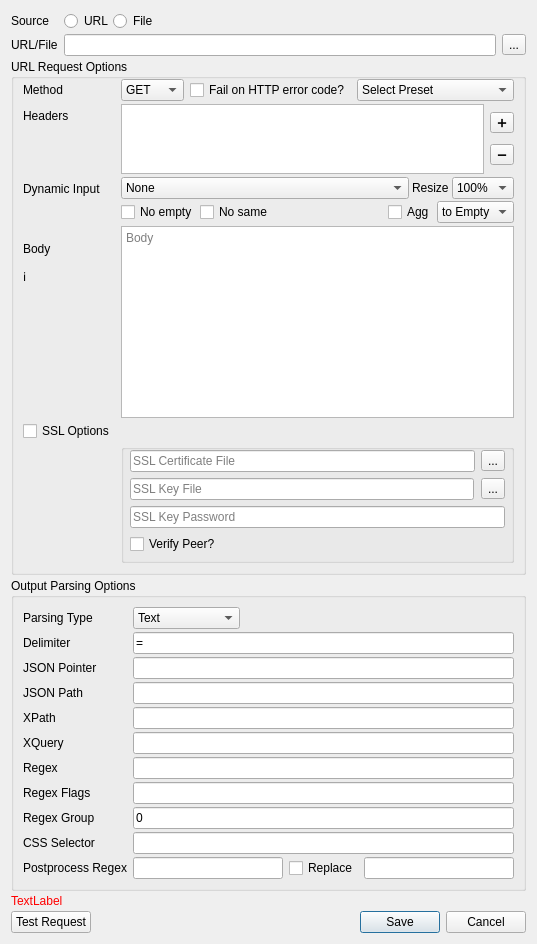
Before: the Qt Designer form src/ui/requestbuilder.ui in locaal-ai/obs-urlsource, drawn with Qt 5.
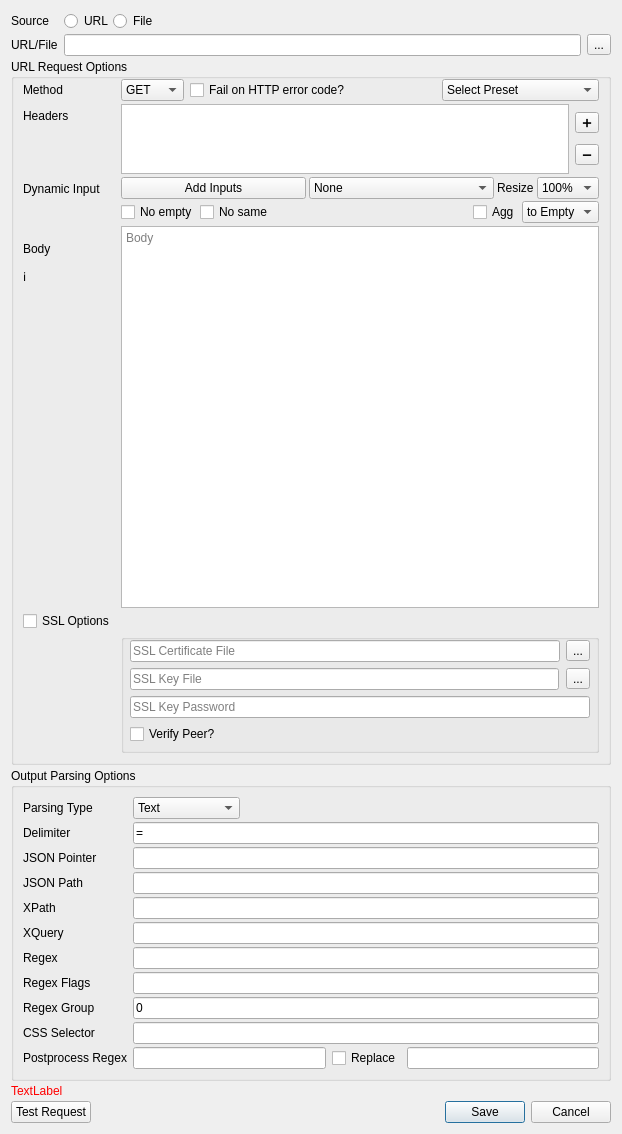
After: the same form once the commit is applied.

Commit message: Add multiple inputs dialogs and widgets

The edit to the form file:
```diff
--- a/src/ui/requestbuilder.ui
+++ b/src/ui/requestbuilder.ui
@@ -6,8 +6,8 @@
    <rect>
     <x>0</x>
     <y>0</y>
-    <width>493</width>
-    <height>931</height>
+    <width>622</width>
+    <height>1134</height>
    </rect>
   </property>
   <property name="sizePolicy">
@@ -402,6 +402,13 @@
             <property name="bottomMargin">
              <number>0</number>
             </property>
+            <item>
+             <widget class="QPushButton" name="pushButton_addInputs">
+              <property name="text">
+               <string>Add Inputs</string>
+              </property>
+             </widget>
+            </item>
             <item>
              <widget class="QComboBox" name="obsTextSourceComboBox">
               <property name="toolTip">
```
Left out of the diff: 2 changed lines with no effect on the pictures. The commit also changes 12 other files.
